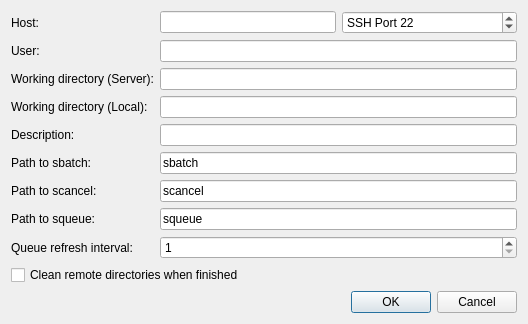
Qt form src/globalsearch/queueinterfaces/slurmdialog.ui (hajinazar/tmpgitio) before a commit.
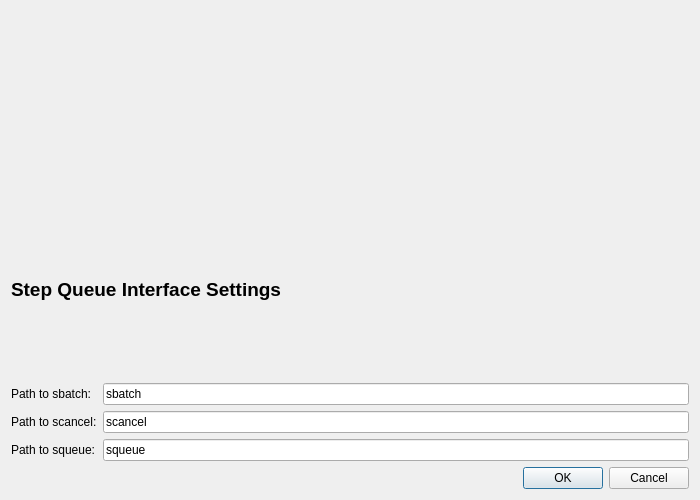
The same form after that commit. Custom widgets are drawn as their Qt base class.

Diff of the .ui file:
```diff
--- a/src/globalsearch/queueinterfaces/slurmdialog.ui
+++ b/src/globalsearch/queueinterfaces/slurmdialog.ui
@@ -6,8 +6,8 @@
    <rect>
     <x>0</x>
     <y>0</y>
-    <width>528</width>
-    <height>271</height>
+    <width>700</width>
+    <height>500</height>
    </rect>
   </property>
   <property name="sizePolicy">
@@ -20,131 +20,7 @@
    <string>SLURM Queue Configuration</string>
   </property>
   <layout class="QGridLayout" name="gridLayout">
-   <item row="0" column="0">
-    <widget class="QLabel" name="label_18">
-     <property name="sizePolicy">
-      <sizepolicy hsizetype="Maximum" vsizetype="Preferred">
-       <horstretch>0</horstretch>
-       <verstretch>0</verstretch>
-      </sizepolicy>
-     </property>
-     <property name="text">
-      <string>Host:</string>
-     </property>
-     <property name="buddy">
-      <cstring>edit_host</cstring>
-     </property>
-    </widget>
-   </item>
-   <item row="0" column="2">
-    <widget class="QLineEdit" name="edit_host">
-     <property name="toolTip">
-      <string>Address of host. Can use IP or host name.</string>
-     </property>
-    </widget>
-   </item>
-   <item row="0" column="3">
-    <widget class="QSpinBox" name="spin_port">
-     <property name="prefix">
-      <string>SSH Port </string>
-     </property>
-     <property name="maximum">
-      <number>99999</number>
-     </property>
-     <property name="value">
-      <number>22</number>
-     </property>
-    </widget>
-   </item>
-   <item row="1" column="0">
-    <widget class="QLabel" name="label_19">
-     <property name="sizePolicy">
-      <sizepolicy hsizetype="Maximum" vsizetype="Preferred">
-       <horstretch>0</horstretch>
-       <verstretch>0</verstretch>
-      </sizepolicy>
-     </property>
-     <property name="text">
-      <string>User:</string>
-     </property>
-     <property name="buddy">
-      <cstring>edit_username</cstring>
-     </property>
-    </widget>
-   </item>
-   <item row="1" column="2" colspan="2">
-    <widget class="QLineEdit" name="edit_username">
-     <property name="toolTip">
-      <string>Username on above host.</string>
-     </property>
-    </widget>
-   </item>
-   <item row="2" column="0" colspan="2">
-    <widget class="QLabel" name="label_20">
-     <property name="sizePolicy">
-      <sizepolicy hsizetype="Maximum" vsizetype="Preferred">
-       <horstretch>0</horstretch>
-       <verstretch>0</verstretch>
-      </sizepolicy>
-     </property>
-     <property name="text">
-      <string>Working directory (Server):</string>
-     </property>
-     <property name="buddy">
-      <cstring>edit_rempath</cstring>
-     </property>
-    </widget>
-   </item>
-   <item row="2" column="2" colspan="2">
-    <widget class="QLineEdit" name="edit_rempath">
-     <property name="toolTip">
-      <string>Path on remote host to use during optimizations. Do not use wildcard characters or BASH-specific characters (e.g. '~' in place of /home/user).</string>
-     </property>
-    </widget>
-   </item>
-   <item row="3" column="0">
-    <widget class="QLabel" name="label_21">
-     <property name="sizePolicy">
-      <sizepolicy hsizetype="Maximum" vsizetype="Preferred">
-       <horstretch>0</horstretch>
-       <verstretch>0</verstretch>
-      </sizepolicy>
-     </property>
-     <property name="text">
-      <string>Working directory (Local):</string>
-     </property>
-     <property name="buddy">
-      <cstring>edit_locpath</cstring>
-     </property>
-    </widget>
-   </item>
-   <item row="3" column="2" colspan="2">
-    <widget class="QLineEdit" name="edit_locpath">
-     <property name="toolTip">
-      <string>Local path to store files</string>
-     </property>
-    </widget>
-   </item>
-   <item row="5" column="0">
-    <widget class="QLabel" name="label_launch">
-     <property name="sizePolicy">
-      <sizepolicy hsizetype="Maximum" vsizetype="Preferred">
-       <horstretch>0</horstretch>
-       <verstretch>0</verstretch>
-      </sizepolicy>
-     </property>
-     <property name="toolTip">
-      <string>Command used to submit jobs to the SLURM queue. Usually sbatch.</string>
-     </property>
-     <property name="text">
-      <string>Path to sbatch:</string>
-     </property>
-     <property name="buddy">
-      <cstring>edit_sbatch</cstring>
-     </property>
-    </widget>
-   </item>
-   <item row="5" column="2" colspan="2">
+   <item row="3" column="1" colspan="2">
     <widget class="QLineEdit" name="edit_sbatch">
      <property name="toolTip">
       <string>Command used to submit jobs to the SLURM queue. Usually sbatch.</string>
@@ -154,7 +30,7 @@
      </property>
     </widget>
    </item>
-   <item row="6" column="0">
+   <item row="4" column="0">
     <widget class="QLabel" name="label_scancel">
      <property name="sizePolicy">
       <sizepolicy hsizetype="Maximum" vsizetype="Preferred">
@@ -173,7 +49,7 @@
      </property>
     </widget>
    </item>
-   <item row="7" column="0">
+   <item row="5" column="0">
     <widget class="QLabel" name="label_check">
      <property name="sizePolicy">
       <sizepolicy hsizetype="Maximum" vsizetype="Preferred">
@@ -192,7 +68,26 @@
      </property>
     </widget>
    </item>
-   <item row="6" column="2" colspan="2">
+   <item row="3" column="0">
+    <widget class="QLabel" name="label_launch">
+     <property name="sizePolicy">
+      <sizepolicy hsizetype="Maximum" vsizetype="Preferred">
+       <horstretch>0</horstretch>
+       <verstretch>0</verstretch>
+      </sizepolicy>
+     </property>
+     <property name="toolTip">
+      <string>Command used to submit jobs to the SLURM queue. Usually sbatch.</string>
+     </property>
+     <property name="text">
+      <string>Path to sbatch:</string>
+     </property>
+     <property name="buddy">
+      <cstring>edit_sbatch</cstring>
+     </property>
+    </widget>
+   </item>
+   <item row="4" column="1" colspan="2">
     <widget class="QLineEdit" name="edit_scancel">
      <property name="toolTip">
       <string>Command used to delete jobs from the queue. Usually scancel.</string>
@@ -202,7 +97,7 @@
      </property>
     </widget>
    </item>
-   <item row="7" column="2" colspan="2">
+   <item row="5" column="1" colspan="2">
     <widget class="QLineEdit" name="edit_squeue">
      <property name="toolTip">
       <string>Command used to check the SLURM queue. Use squeue.</string>
@@ -212,24 +107,7 @@
      </property>
     </widget>
    </item>
-   <item row="4" column="0">
-    <widget class="QLabel" name="label">
-     <property name="text">
-      <string>Description:</string>
-     </property>
-     <property name="buddy">
-      <cstring>edit_description</cstring>
-     </property>
-    </widget>
-   </item>
-   <item row="4" column="2" colspan="2">
-    <widget class="QLineEdit" name="edit_description">
-     <property name="toolTip">
-      <string>Short description of optimization (used as %description% template keyword in input templates).</string>
-     </property>
-    </widget>
-   </item>
-   <item row="11" column="3">
+   <item row="9" column="2">
     <widget class="QDialogButtonBox" name="buttonBox">
      <property name="orientation">
       <enum>Qt::Horizontal</enum>
@@ -239,45 +117,49 @@
      </property>
     </widget>
    </item>
-   <item row="8" column="0">
-    <widget class="QLabel" name="label_2">
+   <item row="2" column="0" colspan="3">
+    <widget class="QLabel" name="label_4">
      <property name="text">
-      <string>Queue refresh interval:</string>
+      <string>&lt;html&gt;&lt;head/&gt;&lt;body&gt;&lt;p&gt;&lt;span style=&quot; font-size:14pt; font-weight:600;&quot;&gt;Step Queue Interface Settings&lt;/span&gt;&lt;/p&gt;&lt;/body&gt;&lt;/html&gt;</string>
      </property>
     </widget>
    </item>
-   <item row="10" column="3">
+   <item row="1" column="0">
     <spacer name="verticalSpacer">
      <property name="orientation">
       <enum>Qt::Vertical</enum>
      </property>
+     <property name="sizeType">
+      <enum>QSizePolicy::Minimum</enum>
+     </property>
      <property name="sizeHint" stdset="0">
       <size>
-       <width>20</width>
-       <height>40</height>
+       <width>10</width>
+       <height>10</height>
       </size>
      </property>
     </spacer>
    </item>
-   <item row="8" column="2" colspan="2">
-    <widget class="QSpinBox" name="spin_interval">
-     <property name="minimum">
-      <number>1</number>
-     </property>
-     <property name="maximum">
-      <number>99999</number>
-     </property>
-    </widget>
-   </item>
-   <item row="9" column="0" colspan="4">
-    <widget class="QCheckBox" name="cb_cleanRemoteOnStop">
-     <property name="text">
-      <string>Clean remote directories when finished</string>
+   <item row="0" column="0" colspan="3">
+    <widget class="GlobalSearch::GlobalQueueInterfaceSettingsWidget" name="widget_globalQueueInterfaceSettings" native="true">
+     <property name="sizePolicy">
+      <sizepolicy hsizetype="Preferred" vsizetype="Preferred">
+       <horstretch>0</horstretch>
+       <verstretch>0</verstretch>
+      </sizepolicy>
      </property>
     </widget>
    </item>
   </layout>
  </widget>
+ <customwidgets>
+  <customwidget>
+   <class>GlobalSearch::GlobalQueueInterfaceSettingsWidget</class>
+   <extends>QWidget</extends>
+   <header location="global">globalsearch/queueinterfaces/globalqueueinterfacesettingswidget.h</header>
+   <container>1</container>
+  </customwidget>
+ </customwidgets>
  <tabstops>
   <tabstop>edit_host</tabstop>
   <tabstop>spin_port</tabstop>
```
Left out of the diff: 8 changed lines with no effect on the pictures.
